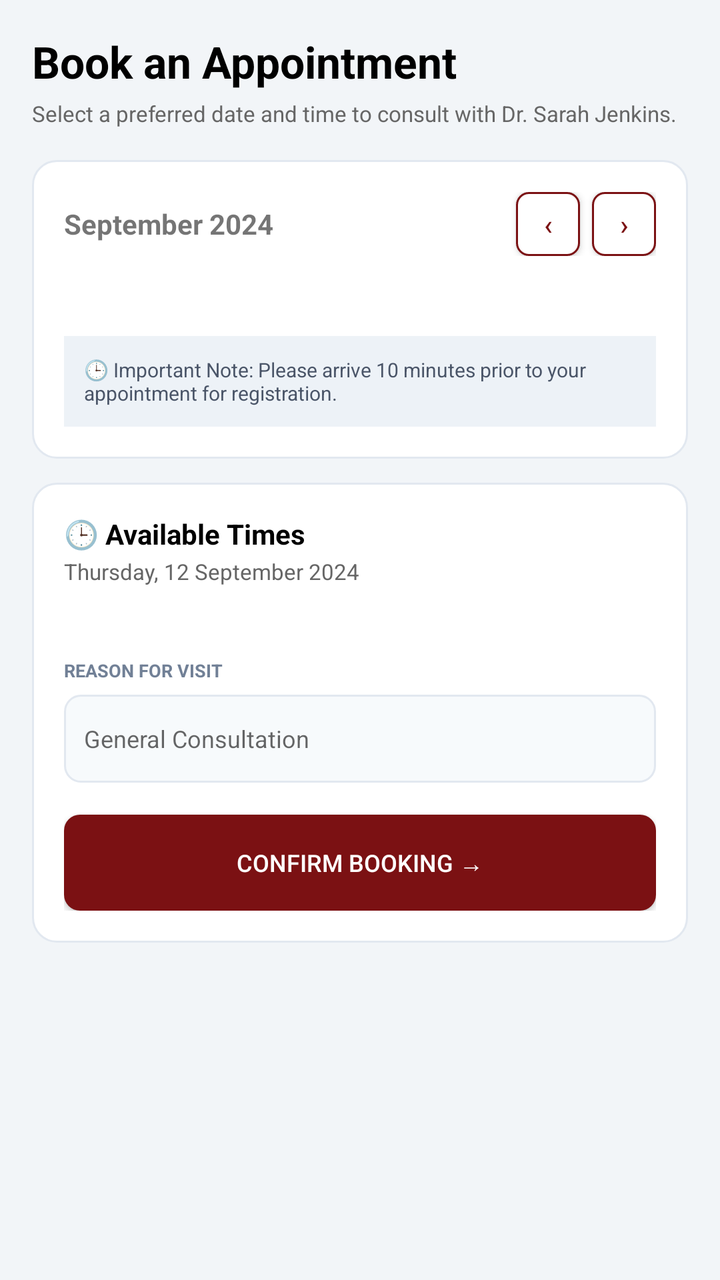
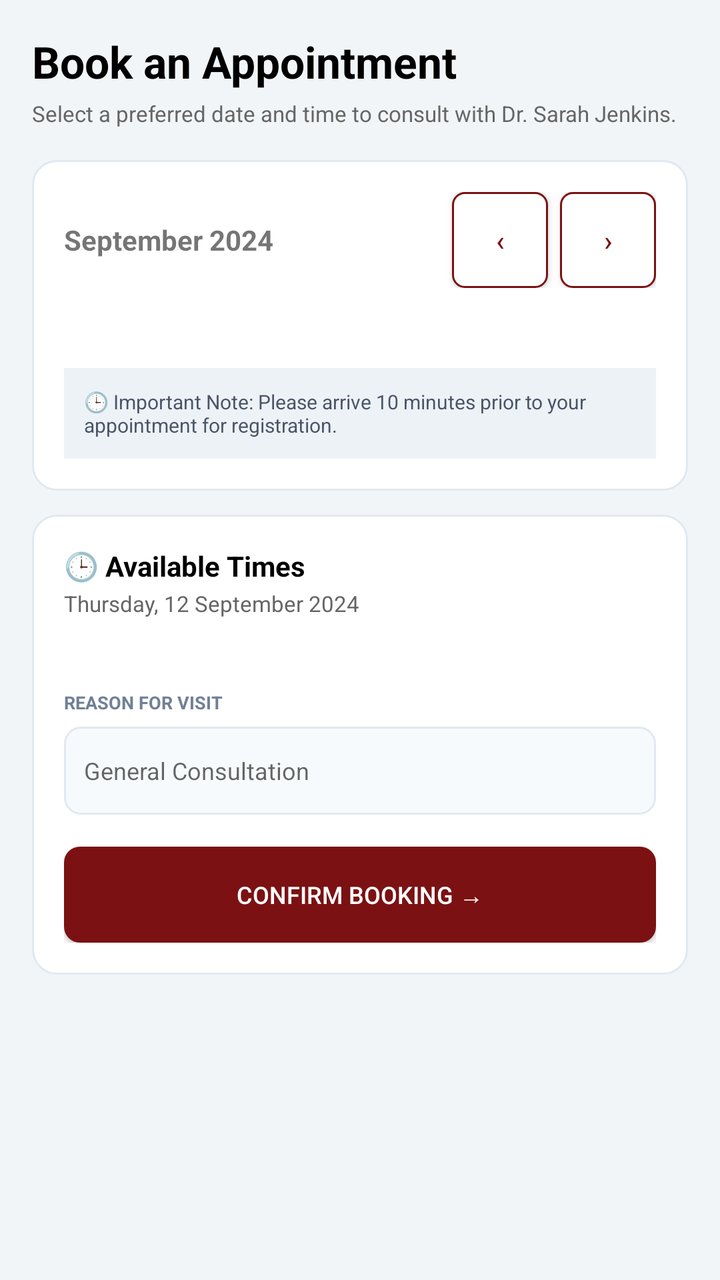

Before-and-after screenshots of an Android layout around one commit, followed by the original layout XML and the change that was made.
<!-- AndroidManifest.xml: application theme Theme.Halaxy_health -->
<!-- res/layout/activity_book_appointment.xml -->
<?xml version="1.0" encoding="utf-8"?>
<ScrollView
    xmlns:android="http://schemas.android.com/apk/res/android"
    android:layout_width="match_parent"
    android:layout_height="match_parent"
    android:background="#F2F5F8"
    android:fillViewport="true">

    <LinearLayout
        android:layout_width="match_parent"
        android:layout_height="wrap_content"
        android:orientation="vertical"
        android:padding="16dp">

        
        <TextView
            android:layout_width="wrap_content"
            android:layout_height="wrap_content"
            android:text="Book an Appointment"
            android:textSize="22sp"
            android:textStyle="bold"
            android:textColor="#000000" />

        
        <TextView
            android:id="@+id/txtSubtitle"
            android:layout_width="wrap_content"
            android:layout_height="wrap_content"
            android:text="Select a preferred date and time to consult with Dr. Sarah Jenkins."
            android:textSize="11sp"
            android:textColor="#666666"
            android:layout_marginTop="4dp"
            android:layout_marginBottom="16dp" />

        
        <LinearLayout
            android:layout_width="match_parent"
            android:layout_height="wrap_content"
            android:orientation="vertical"
            android:background="@drawable/bg_white_rounded"
            android:padding="16dp">

            
            <LinearLayout
                android:layout_width="match_parent"
                android:layout_height="wrap_content"
                android:orientation="horizontal"
                android:gravity="center_vertical">

                <TextView
                    android:id="@+id/txtMonth"
                    android:layout_width="0dp"
                    android:layout_weight="1"
                    android:layout_height="wrap_content"
                    android:text="September 2024"
                    android:textSize="14sp"
                    android:textStyle="bold" />

                <Button
                    android:id="@+id/btnPrev"
                    android:layout_width="32dp"
                    android:layout_height="32dp"
                    android:text="‹"
                    android:background="@drawable/bg_outline_small"
                    android:textColor="#7B1113" />

                <Button
                    android:id="@+id/btnNext"
                    android:layout_width="32dp"
                    android:layout_height="32dp"
                    android:text="›"
                    android:layout_marginStart="6dp"
                    android:background="@drawable/bg_outline_small"
                    android:textColor="#7B1113" />

            </LinearLayout>

            
            <androidx.recyclerview.widget.RecyclerView
                android:id="@+id/recCalendar"
                android:layout_width="match_parent"
                android:layout_height="wrap_content"
                android:layout_marginTop="20dp" />

            
            <LinearLayout
                android:layout_width="match_parent"
                android:layout_height="wrap_content"
                android:orientation="vertical"
                android:background="#EDF2F7"
                android:padding="10dp"
                android:layout_marginTop="20dp">

                <TextView
                    android:layout_width="wrap_content"
                    android:layout_height="wrap_content"
                    android:text="🕒 Important Note: Please arrive 10 minutes prior to your appointment for registration."
                    android:textSize="10sp"
                    android:textColor="#4A5568" />

            </LinearLayout>

        </LinearLayout>

        
        <LinearLayout
            android:layout_width="match_parent"
            android:layout_height="wrap_content"
            android:orientation="vertical"
            android:background="@drawable/bg_white_rounded"
            android:padding="16dp"
            android:layout_marginTop="12dp">

            <TextView
                android:layout_width="wrap_content"
                android:layout_height="wrap_content"
                android:text="🕒 Available Times"
                android:textSize="14sp"
                android:textStyle="bold"
                android:textColor="#000000" />

            <TextView
                android:id="@+id/txtSelectedDate"
                android:layout_width="wrap_content"
                android:layout_height="wrap_content"
                android:text="Thursday, 12 September 2024"
                android:textSize="11sp"
                android:textColor="#666666"
                android:layout_marginTop="2dp" />

            <androidx.recyclerview.widget.RecyclerView
                android:id="@+id/recTimes"
                android:layout_width="match_parent"
                android:layout_height="wrap_content"
                android:layout_marginTop="16dp" />

            <TextView
                android:layout_width="wrap_content"
                android:layout_height="wrap_content"
                android:text="REASON FOR VISIT"
                android:textSize="9sp"
                android:textStyle="bold"
                android:textColor="#718096"
                android:layout_marginTop="20dp" />

            <EditText
                android:id="@+id/edtReason"
                android:layout_width="match_parent"
                android:layout_height="44dp"
                android:background="@drawable/bg_input_light"
                android:hint="General Consultation"
                android:textSize="12sp"
                android:padding="10dp"
                android:layout_marginTop="6dp" />

            <Button
                android:id="@+id/btnConfirm"
                android:layout_width="match_parent"
                android:layout_height="48dp"
                android:text="Confirm Booking →"
                android:background="@drawable/bg_button_maroon"
                android:textColor="#FFFFFF"
                android:textSize="12sp"
                android:layout_marginTop="16dp" />

        </LinearLayout>
    </LinearLayout>
</ScrollView>
<!-- resources referenced by this layout -->
<resources>
  <!-- drawable bg_button_maroon (drawable) -->
  <?xml version="1.0" encoding="utf-8"?>
  <shape xmlns:android="http://schemas.android.com/apk/res/android">
      <solid android:color="#7B1113" />
      <corners android:radius="8dp" />
  </shape>
  <!-- drawable bg_input_light (drawable) -->
  <?xml version="1.0" encoding="utf-8"?>
  <shape xmlns:android="http://schemas.android.com/apk/res/android">
      <solid android:color="#F7FAFC" />
      <stroke
          android:width="1dp"
          android:color="#E2E8F0" />
      <corners android:radius="8dp" />
  </shape>
  <!-- drawable bg_outline_small (drawable) -->
  <?xml version="1.0" encoding="utf-8"?>
  <shape xmlns:android="http://schemas.android.com/apk/res/android">
      <solid android:color="#FFFFFF" />
      <stroke
          android:width="1dp"
          android:color="#7B1113" />
      <corners android:radius="6dp" />
  </shape>
  <!-- drawable bg_white_rounded (drawable) -->
  <?xml version="1.0" encoding="utf-8"?>
  <shape xmlns:android="http://schemas.android.com/apk/res/android">
      <solid android:color="#FFFFFF" />
      <corners android:radius="12dp" />
      <stroke
          android:width="1dp"
          android:color="#E2E8F0" />
  </shape>
  <style name="Theme.Halaxy_health" parent="Theme.AppCompat.Light.NoActionBar">
          <item name="colorPrimary">#1A237E</item>
          <item name="colorPrimaryDark">#7B1113</item>
          <item name="colorAccent">#D32F2F</item>
      </style>
</resources>

<!-- the commit's change to res/layout/activity_book_appointment.xml (unified diff, before → after) -->
@@ -58,16 +58,16 @@
 
                 <Button
                     android:id="@+id/btnPrev"
-                    android:layout_width="32dp"
-                    android:layout_height="32dp"
+                    android:layout_width="48dp"
+                    android:layout_height="48dp"
                     android:text="‹"
                     android:background="@drawable/bg_outline_small"
                     android:textColor="#7B1113" />
 
                 <Button
                     android:id="@+id/btnNext"
-                    android:layout_width="32dp"
-                    android:layout_height="32dp"
+                    android:layout_width="48dp"
+                    android:layout_height="48dp"
                     android:text="›"
                     android:layout_marginStart="6dp"
                     android:background="@drawable/bg_outline_small"
